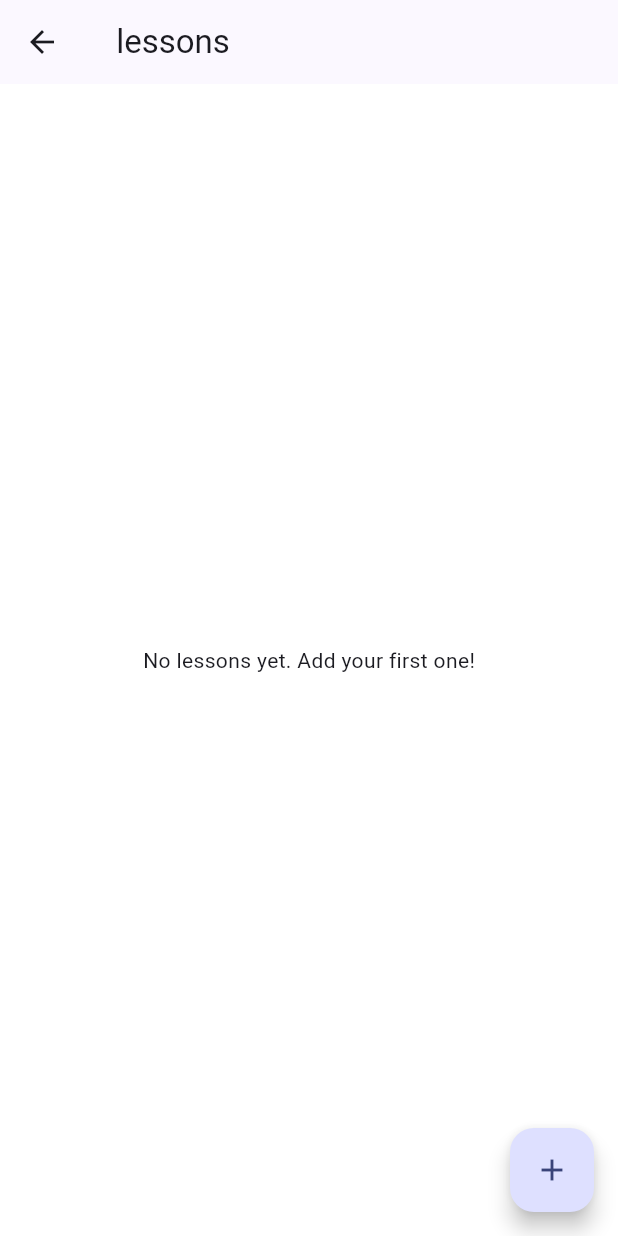
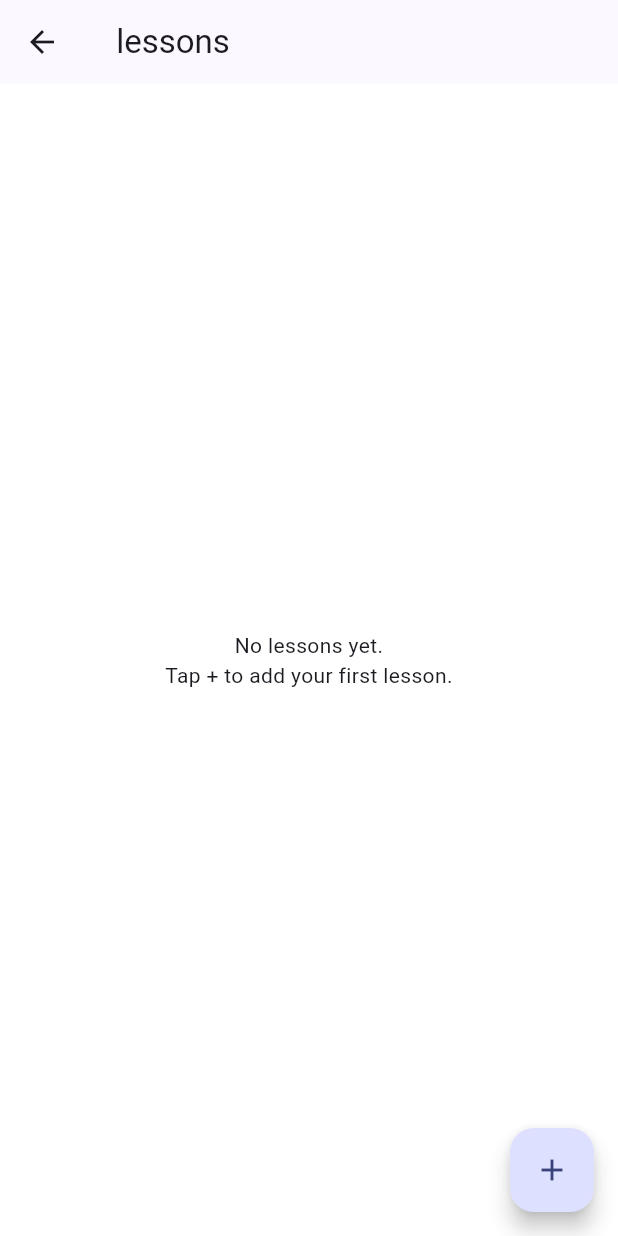
Before and after one commit to okjazim/Verba, a Flutter app: the LessonListScreen screen opened directly with empty values, on a phone screen of 412 x 824 dp. Run offline on Flutter 3.47's test engine with Material 3 defaults, Android fonts, the phone set to English and light mode, and no system bars; our stand-ins replace shared_preferences; accounts and stored records are empty.

Commit message:
polish list screens

```diff
--- a/lib/features/items/lesson_items_screen.dart
+++ b/lib/features/items/lesson_items_screen.dart
@@ -184,7 +184,9 @@ class _LessonItemsScreenState extends State<LessonItemsScreen> {
                     style: Theme.of(context).textTheme.bodyMedium,
                   ),
                 )
-              : ListView.separated(
+              : Padding(
+                  padding: const EdgeInsets.symmetric(vertical: 8),
+                  child: ListView.separated(
                     itemCount: _items.length,
                     separatorBuilder: (_, __) => const Divider(height: 1),
                     itemBuilder: (context, index) {
@@ -214,6 +216,7 @@ class _LessonItemsScreenState extends State<LessonItemsScreen> {
                       );
                     },
                   ),
+                ),
       floatingActionButton: FloatingActionButton(
         onPressed: _showUpsertItemDialog,
         child: const Icon(Icons.add),
--- a/lib/features/lessons/lesson_list_screen.dart
+++ b/lib/features/lessons/lesson_list_screen.dart
@@ -138,10 +138,16 @@ class _LessonListScreenState extends State<LessonListScreen> {
       body: _isLoading
           ? const Center(child: CircularProgressIndicator())
           : _lessons.isEmpty
-              ? const Center(
-                  child: Text('No lessons yet. Add your first one!'),
+              ? Center(
+                  child: Text(
+                    'No lessons yet.\nTap + to add your first lesson.',
+                    textAlign: TextAlign.center,
+                    style: Theme.of(context).textTheme.bodyMedium,
+                  ),
                 )
-              : ListView.separated(
+              : Padding(
+                  padding: const EdgeInsets.symmetric(vertical: 8),
+                  child: ListView.separated(
                     itemCount: _lessons.length,
                     separatorBuilder: (_, __) => const Divider(height: 1),
                     itemBuilder: (context, index) {
@@ -188,6 +194,7 @@ class _LessonListScreenState extends State<LessonListScreen> {
                       );
                     },
                   ),
+                ),
       floatingActionButton: FloatingActionButton(
         onPressed: _showUpsertLessonDialog,
         child: const Icon(Icons.add),
```
Lines whose indentation alone changed are shown as unchanged.
